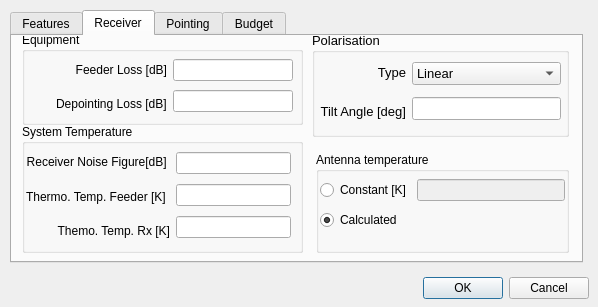
Qt form sta-src/Payloads/receiverPayloadDialog.ui (Dwarf-Planet-Project/SpaceDesignTool) before a commit.
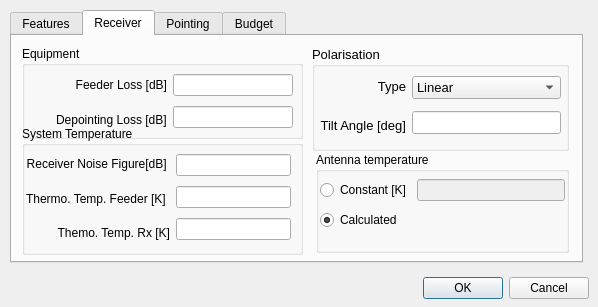
The same form after that commit. The open tabs and pages were chosen to show the change.

Commit message: New schema with some more variables and some changes in the transmitter/receiver classes.

The edit to the form file:
```diff
--- a/sta-src/Payloads/receiverPayloadDialog.ui
+++ b/sta-src/Payloads/receiverPayloadDialog.ui
@@ -252,7 +252,7 @@
      <property name="geometry">
       <rect>
        <x>300</x>
-       <y>-4</y>
+       <y>10</y>
        <width>257</width>
        <height>105</height>
       </rect>
@@ -339,7 +339,7 @@
      <property name="geometry">
       <rect>
        <x>10</x>
-       <y>88</y>
+       <y>90</y>
        <width>281</width>
        <height>129</height>
       </rect>
@@ -429,7 +429,7 @@
      <property name="geometry">
       <rect>
        <x>10</x>
-       <y>-4</y>
+       <y>10</y>
        <width>281</width>
        <height>93</height>
       </rect>
@@ -443,7 +443,7 @@
         <x>34</x>
         <y>24</y>
         <width>237</width>
-        <height>61</height>
+        <height>64</height>
        </rect>
       </property>
       <layout class="QHBoxLayout" name="horizontalLayout_5">
```
Left out of the diff: 56 changed lines with no effect on the pictures. The commit also changes 9 other files.
